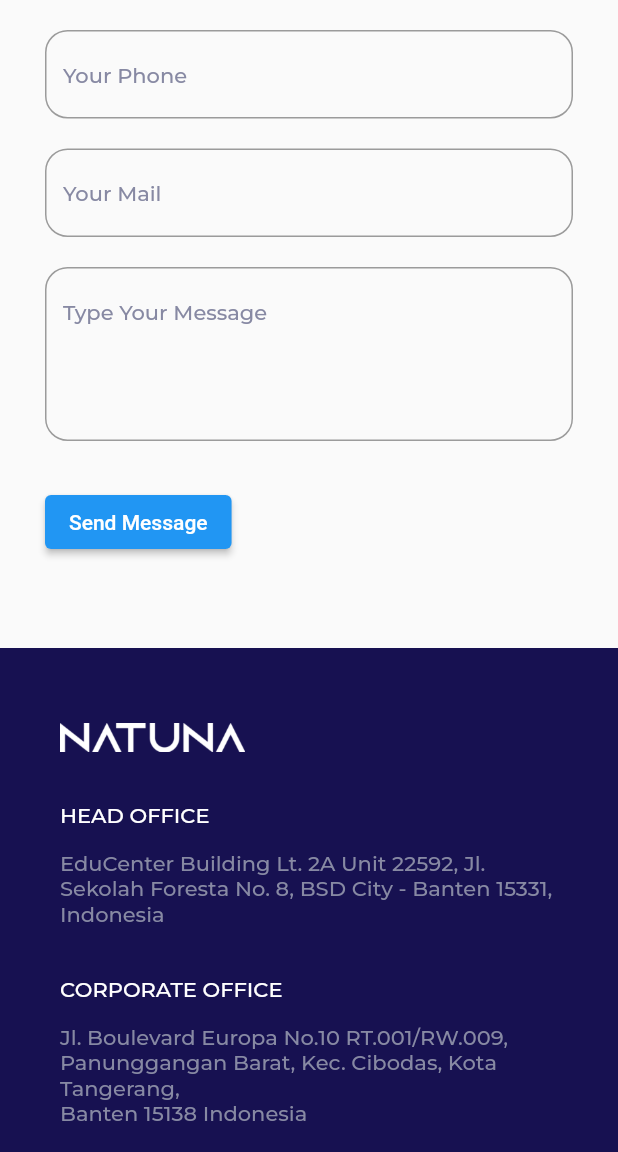
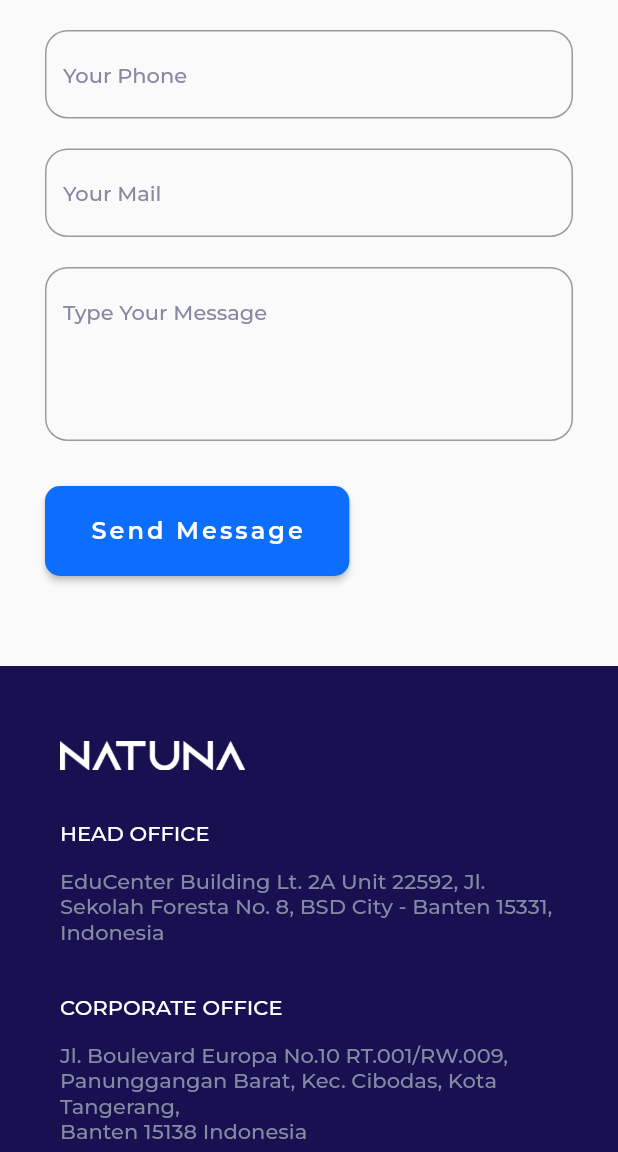
Before and after one commit to rahmattobi/NGEFlutter, a Flutter app: the ContactPage screen opened by its route, scrolled down 1152 dp, on a phone screen of 412 x 824 dp, the part 84-1236 px from its top. Run offline on Flutter 3.47's test engine with Material 2 defaults, Android fonts, the phone set to English and light mode, and no system bars; our stand-ins replace animate_do, awesome_dialog, carousel_slider, device_preview, typewritertext, youtube_player_flutter; project files that could hold a hidden picture were left out.

Commit message:
edit button pada form inquiry

```diff
--- a/lib/widget/form_cs.dart
+++ b/lib/widget/form_cs.dart
@@ -236,12 +236,42 @@ class _FormCsState extends State<FormCs> {
             height: 30,
           ),
           ElevatedButton(
+            style: ButtonStyle(
+              backgroundColor: MaterialStateProperty.resolveWith<Color>(
+                (Set<MaterialState> states) {
+                  if (states.contains(MaterialState.hovered)) {
+                    return titleDarkColor; // Warna latar belakang saat tombol di-hover
+                  }
+                  return titleColor; // Warna latar belakang saat tidak di-hover
+                },
+              ),
+              shape: MaterialStateProperty.all<OutlinedBorder>(
+                RoundedRectangleBorder(
+                  borderRadius:
+                      BorderRadius.circular(10.0), // Atur border radius ke 20
+                ),
+              ),
+              padding: MaterialStateProperty.all<EdgeInsetsGeometry>(
+                const EdgeInsets.symmetric(
+                  horizontal: 30,
+                  vertical: 20,
+                ),
+              ),
+            ),
             onPressed: () {
               if (_formKey.currentState?.validate() == true) {
                 postData();
               }
             },
-            child: Text('Send Message'),
+            child: Text(
+              'Send Message',
+              style: titleTextStyle.copyWith(
+                fontWeight: semiBold,
+                fontSize: 16,
+                letterSpacing: 2,
+                color: whiteColor,
+              ),
+            ),
           ),
         ],
       ),
```
